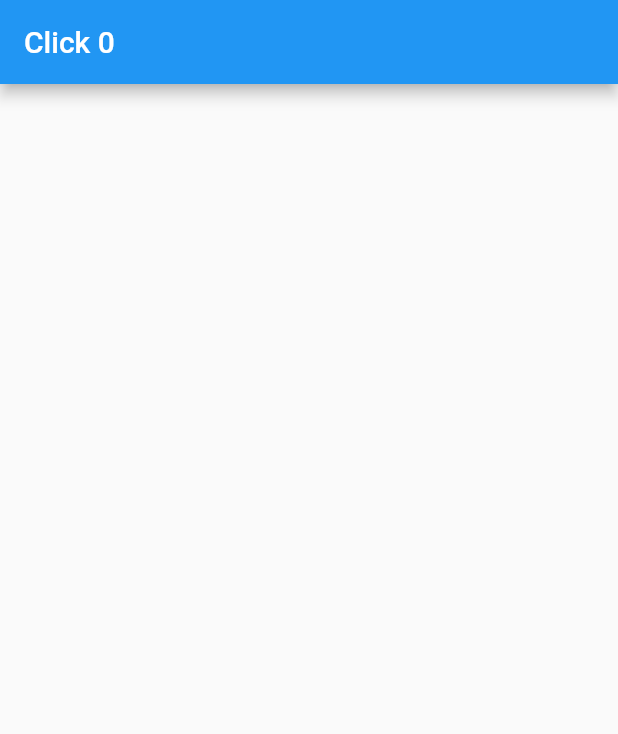
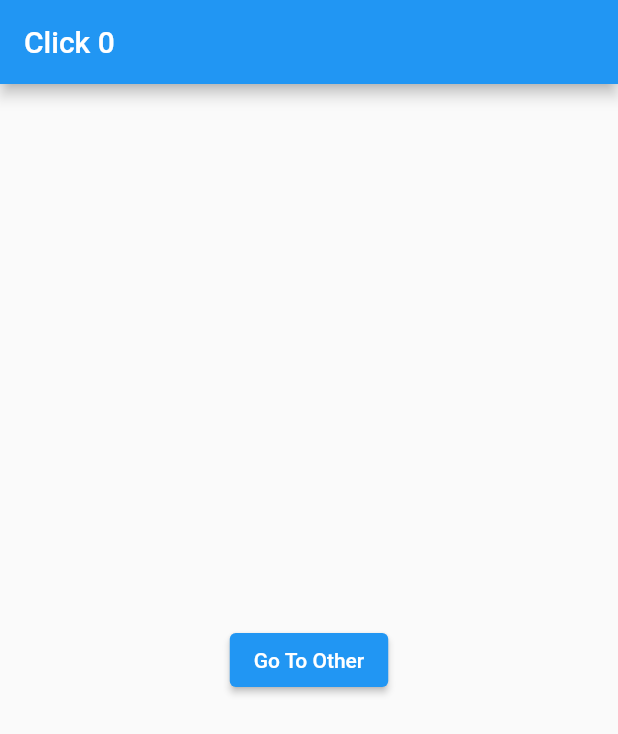
Before and after one commit to TheinDev/get_counter, a Flutter app: the screen it shows after launch, on a phone screen of 412 x 824 dp. Shown: the top 734 px of the screen. Run offline on Flutter 3.47's test engine with Material 2 defaults, Android fonts, the phone set to English and light mode, and no system bars; our stand-ins replace get.

Commit message:
Navigation with Get.to is used. NewPage is created.

```diff
--- a/lib/main.dart
+++ b/lib/main.dart
@@ -20,7 +20,24 @@ class _MyAppState extends State<MyApp> {
     final ctl = Get.put(Controller());
     return GetMaterialApp(home:  Scaffold(
       appBar: AppBar(title: Obx(()=>Text("Click ${ctl.count}")),),
-      body: Container(),
+      body: Container(
+
+        child: Center(child: ElevatedButton(
+          child: Text("Go To Other")
+
+
+          ,onPressed: ()=> Get.to(NewPage()),
+        ),),
+      ),
     ),);
   }
 }
+
+class NewPage extends StatelessWidget {
+  const NewPage({Key? key}) : super(key: key);
+
+  @override
+  Widget build(BuildContext context) {
+    return Container();
+  }
+}
```
